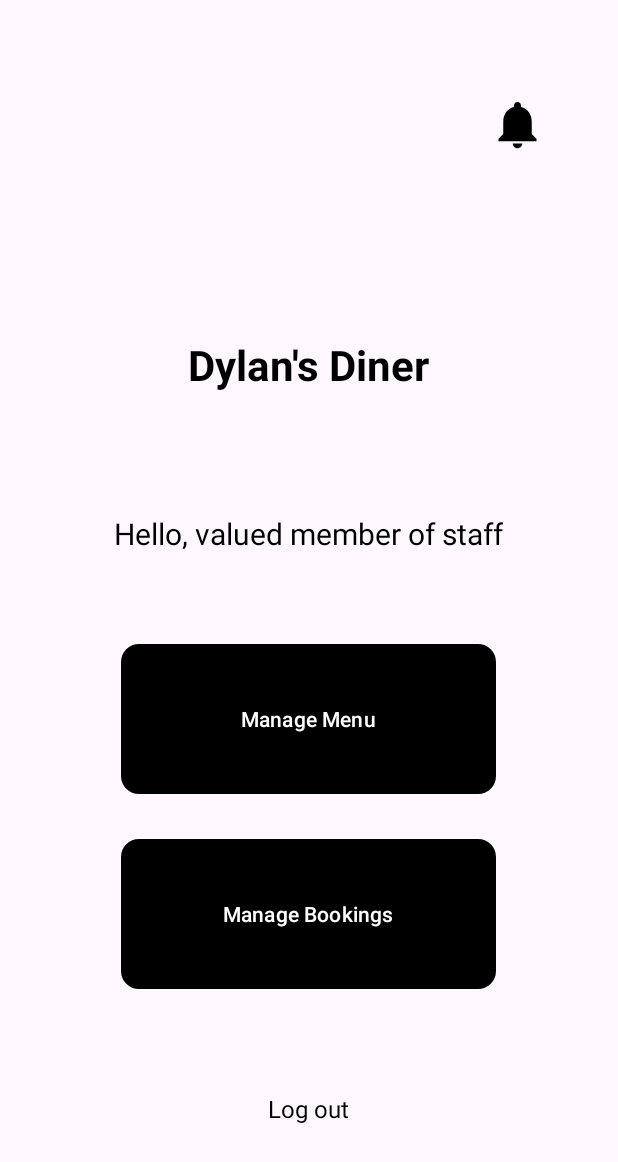
After one commit to Plymouth-COMP2000/design-exercises-DB14823, an Android app: the StaffDashboardActivity screen opened directly, with no data from a screen before it, on a phone screen of 412 x 824 dp. The commit adds this screen. Shown: the top 1162 px of the screen. Run offline under Robolectric (Android 15) with nearby library versions, the phone set to English and light mode, and no system bars.

Commit message:
Made basic frontend for staff side, used API for login (confirming user type and password match), cleaned up formatting a little

```diff
--- a/app/src/main/java/com/example/restaurantapp/data/api/ApiConfig.java
+++ b/app/src/main/java/com/example/restaurantapp/data/api/ApiConfig.java
@@ -2,6 +2,6 @@ package com.example.restaurantapp.data.api;
 
 public final class ApiConfig {
     public static final String BASE_URL = "http://10.240.72.69/comp2000/coursework";
-    public static final String STUDENT_ID = "student_10855429"; // change this to yours
+    public static final String STUDENT_ID = "student_10855429";
     private ApiConfig() {}
 }
--- a/app/src/main/java/com/example/restaurantapp/ui/Customer/BookingsAdapter.java
+++ b/app/src/main/java/com/example/restaurantapp/ui/Customer/BookingsAdapter.java
@@ -38,7 +38,7 @@ public class BookingsAdapter extends RecyclerView.Adapter<BookingsAdapter.Bookin
     @Override
     public BookingVH onCreateViewHolder(@NonNull ViewGroup parent, int viewType) {
         View row = LayoutInflater.from(parent.getContext())
-                .inflate(R.layout.booking_row, parent, false); // <-- change filename if needed
+                .inflate(R.layout.booking_row, parent, false);
         return new BookingVH(row);
     }
 
--- a/app/src/main/java/com/example/restaurantapp/ui/Customer/CustomerBookingsActivity.java
+++ b/app/src/main/java/com/example/restaurantapp/ui/Customer/CustomerBookingsActivity.java
@@ -36,15 +36,13 @@ public class CustomerBookingsActivity extends AppCompatActivity {
 
         TextView txtMakeBooking = findViewById(R.id.txtMakeBooking);
         txtMakeBooking.setOnClickListener(v -> {
-            Intent i = new Intent(this, AddBookingActivity.class); // use your actual activity name
+            Intent i = new Intent(this, AddBookingActivity.class);
             i.putExtra(AddBookingActivity.EXTRA_USERNAME, username);
             startActivity(i);
         });
 
-        // 1) Bind RecyclerView FIRST
         rvBookings = findViewById(R.id.rvBookings);
 
-        // 2) Create adapter SECOND
         adapter = new BookingsAdapter(booking -> {
             DatabaseHelper db = new DatabaseHelper(this);
             boolean ok = db.deleteBooking(booking.id);
@@ -54,11 +52,9 @@ public class CustomerBookingsActivity extends AppCompatActivity {
             loadBookings();
         });
 
-        // 3) Then set up RecyclerView
         rvBookings.setLayoutManager(new LinearLayoutManager(this));
         rvBookings.setAdapter(adapter);
 
-        // 4) Add spacing decoration ONCE
         rvBookings.addItemDecoration(new BookingItemSpacing(dp(8)));
     }
 
--- a/app/src/main/java/com/example/restaurantapp/ui/Customer/HomeActivity.java
+++ b/app/src/main/java/com/example/restaurantapp/ui/Customer/HomeActivity.java
@@ -7,6 +7,7 @@ import android.widget.Button;
 import androidx.appcompat.app.AppCompatActivity;
 
 import com.example.restaurantapp.R;
+import com.example.restaurantapp.ui.Staff.StaffLoginActivity;
 
 public class HomeActivity extends AppCompatActivity {
 
@@ -22,8 +23,8 @@ public class HomeActivity extends AppCompatActivity {
         btnCustomer.setOnClickListener(v ->
                 startActivity(new Intent(this, CustomerLoginActivity.class)));
 
-        /* btnStaff.setOnClickListener(v ->
-                startActivity(new Intent(this, StaffLoginActivity.class))); */
+        btnStaff.setOnClickListener(v ->
+                startActivity(new Intent(this, StaffLoginActivity.class)));
 
         btnGuest.setOnClickListener(v ->
                 startActivity(new Intent(this, MenuActivity.class)));
--- a/app/src/main/java/com/example/restaurantapp/ui/Customer/MenuItemDetailsActivity.java
+++ b/app/src/main/java/com/example/restaurantapp/ui/Customer/MenuItemDetailsActivity.java
@@ -14,8 +14,8 @@ import com.example.restaurantapp.model.MenuItem;
 public class MenuItemDetailsActivity extends AppCompatActivity {
 
     public static final String EXTRA_FOOD_NAME = "FOOD_NAME";
-    public static final String EXTRA_FOOD_PRICE = "FOOD_PRICE"; // can be "£5.00" or "5.00"
-    public static final String EXTRA_FOOD_IMAGE_RES = "FOOD_IMAGE_RES"; // int drawable id
+    public static final String EXTRA_FOOD_PRICE = "FOOD_PRICE";
+    public static final String EXTRA_FOOD_IMAGE_RES = "FOOD_IMAGE_RES";
     public static final String EXTRA_ALLERGY_INFO = "ALLERGY_INFO";
     public static final String EXTRA_ITEM_ID = "ITEM_ID";
 
@@ -54,7 +54,6 @@ public class MenuItemDetailsActivity extends AppCompatActivity {
             return;
         }
 
-// Populate UI using DB values
         txtFoodName.setText(item.name);
         txtFoodPrice.setText("£" + String.format("%.2f", item.price));
         imgFood.setImageResource(item.imageRes);
--- a/app/src/main/java/com/example/restaurantapp/ui/Customer/NotificationsActivity.java
+++ b/app/src/main/java/com/example/restaurantapp/ui/Customer/NotificationsActivity.java
@@ -26,6 +26,5 @@ public class NotificationsActivity extends AppCompatActivity {
 
         Toast.makeText(this, "Notifications opened", Toast.LENGTH_SHORT).show();
 
-        // NEXT: show notification list (later) + hook into booking updates
     }
 }
--- /dev/null
+++ b/app/src/main/java/com/example/restaurantapp/ui/Staff/StaffDashboardActivity.java
@@ -0,0 +1,60 @@
+package com.example.restaurantapp.ui.Staff;
+
+import android.content.Intent;
+import android.os.Bundle;
+import android.widget.Button;
+import android.widget.ImageView;
+import android.widget.TextView;
+import android.widget.Toast;
+
+import androidx.appcompat.app.AppCompatActivity;
+
+import com.example.restaurantapp.R;
+import com.example.restaurantapp.ui.Customer.HomeActivity;
+
+public class StaffDashboardActivity extends AppCompatActivity {
+
+    private String staffNumber;
+
+    @Override
+    protected void onCreate(Bundle savedInstanceState) {
+        super.onCreate(savedInstanceState);
+        setContentView(R.layout.activity_staff_dashboard);
+
+        staffNumber = getIntent().getStringExtra("USERNAME");
+        if (staffNumber == null) staffNumber = "";
+
+        ImageView imgNotification = findViewById(R.id.imgNotification);
+        Button btnManageMenu = findViewById(R.id.btnManageMenu);
+        Button btnManageBookings = findViewById(R.id.btnManageBookings);
+        TextView txtLogout = findViewById(R.id.txtLogout);
+
+
+        btnManageMenu.setOnClickListener(v -> {
+            Intent i = new Intent(this, HomeActivity.class);
+            i.putExtra("USERNAME", staffNumber);
+            startActivity(i);
+        });
+
+        btnManageBookings.setOnClickListener(v -> {
+            Intent i = new Intent(this, HomeActivity.class);
+            i.putExtra("USERNAME", staffNumber);
+            startActivity(i);
+        });
+
+        imgNotification.setOnClickListener(v -> {
+            Intent i = new Intent(this, HomeActivity.class);
+            i.putExtra("USERNAME", staffNumber);
+            startActivity(i);
+        });
+
+        txtLogout.setOnClickListener(v -> {
+            Intent i = new Intent(this, HomeActivity.class);
+            i.setFlags(Intent.FLAG_ACTIVITY_CLEAR_TOP | Intent.FLAG_ACTIVITY_NEW_TASK);
+            startActivity(i);
+            finish();
+        });
+
+        Toast.makeText(this, "Staff dashboard loaded", Toast.LENGTH_SHORT).show();
+    }
+}
--- /dev/null
+++ b/app/src/main/res/layout/activity_staff_dashboard.xml
@@ -0,0 +1,75 @@
+<?xml version="1.0" encoding="utf-8"?>
+<RelativeLayout xmlns:android="http://schemas.android.com/apk/res/android"
+    android:layout_width="match_parent"
+    android:layout_height="match_parent"
+    android:padding="24dp">
+
+    <ImageView
+        android:id="@+id/imgNotification"
+        android:layout_width="38dp"
+        android:layout_height="38dp"
+        android:layout_alignParentEnd="true"
+        android:layout_marginTop="40dp"
+        android:layout_marginEnd="24dp"
+        android:contentDescription="@string/notifications"
+        android:src="@drawable/ic_notifications" />
+
+
+    <TextView
+        android:id="@+id/txtRestaurantName"
+        android:layout_width="wrap_content"
+        android:layout_height="wrap_content"
+        android:layout_centerHorizontal="true"
+        android:layout_marginTop="200dp"
+        android:layout_marginBottom="50dp"
+        android:text="@string/restaurant_name"
+        android:textSize="28sp"
+        android:textStyle="bold" />
+
+
+    <TextView
+        android:id="@+id/txtWelcome"
+        android:layout_width="wrap_content"
+        android:layout_height="wrap_content"
+        android:layout_below="@id/txtRestaurantName"
+        android:layout_centerHorizontal="true"
+        android:layout_marginTop="30dp"
+        android:layout_marginBottom="30dp"
+        android:gravity="center"
+        android:text="@string/staff_welcome"
+        android:textSize="20sp" />
+
+
+    <Button
+        android:id="@+id/btnManageMenu"
+        android:layout_width="250dp"
+        android:layout_height="100dp"
+        android:layout_below="@id/txtWelcome"
+        android:layout_centerHorizontal="true"
+        android:layout_marginTop="30dp"
+        android:background="@drawable/button_ripple"
+        android:text="@string/manage_menu"
+        android:textColor="@android:color/white" />
+
+    <Button
+        android:id="@+id/btnManageBookings"
+        android:layout_width="250dp"
+        android:layout_height="100dp"
+        android:layout_below="@id/btnManageMenu"
+        android:layout_centerHorizontal="true"
+        android:layout_marginTop="30dp"
+        android:background="@drawable/button_ripple"
+        android:text="@string/manage_bookings"
+        android:textColor="@android:color/white" />
+
+    <TextView
+        android:id="@+id/txtLogout"
+        android:layout_width="wrap_content"
+        android:layout_height="wrap_content"
+        android:layout_alignParentBottom="true"
+        android:layout_centerHorizontal="true"
+        android:layout_marginBottom="50dp"
+        android:text="@string/logout"
+        android:textSize="16sp" />
+
+</RelativeLayout>
--- a/app/src/main/res/values/strings.xml
+++ b/app/src/main/res/values/strings.xml
@@ -53,4 +53,9 @@
     <string name="not_user">Not a user?Create account here</string>
     <string name="already_user">Already have an account? Log in here</string>
     <string name="no_bookings_yet">No Bookings yet</string>
+    <string name="staff_number">Enter Staff Number</string>
+    <string name="staff_number_placeholder">123456789</string>
+    <string name="manage_menu">Manage Menu</string>
+    <string name="manage_bookings">Manage Bookings</string>
+    <string name="staff_welcome">Hello, valued member of staff</string>
 </resources>
```
Also changed, not shown: app/src/main/AndroidManifest.xml (+10 -7 lines), app/src/main/java/com/example/restaurantapp/data/api/UserApi.java (+1 -10 lines), app/src/main/java/com/example/restaurantapp/data/db/DatabaseHelper.java (+0 -8 lines), app/src/main/java/com/example/restaurantapp/model/Booking.java (+4 -4 lines), app/src/main/java/com/example/restaurantapp/ui/Customer/AddBookingActivity.java (+6 -21 lines), app/src/main/java/com/example/restaurantapp/ui/Customer/MenuActivity.java (+6 -18 lines), app/src/main/java/com/example/restaurantapp/ui/Staff/StaffLoginActivity.java (added, +102 -0 lines), app/src/main/res/layout/activity_staff_login.xml (added, +82 -0 lines).
